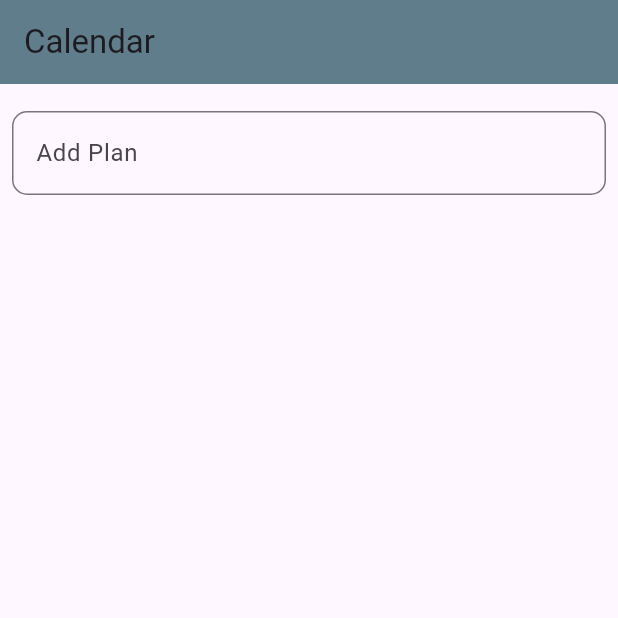
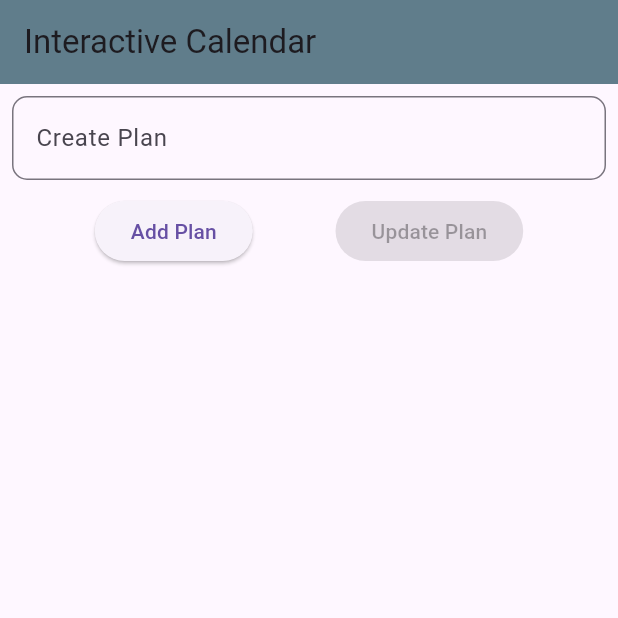
Before and after one commit to amean101/CW4, a Flutter app: the screen it shows after launch, on a phone screen of 412 x 824 dp, the top half of it. Run offline on Flutter 3.47's test engine with Material 3 defaults, Android fonts, the phone set to English and light mode, and no system bars.

Commit message:
implmented add,update, and delete button that displays task

```diff
--- a/lib/home_page.dart
+++ b/lib/home_page.dart
@@ -1,4 +1,3 @@
-
 import 'package:flutter/material.dart';
 
 //Class with plans and completion status
@@ -16,10 +15,10 @@ class PlanManagerScreen extends StatefulWidget {
 }
 
 class _PlanManagerScreenState extends State<PlanManagerScreen> {
-
   //initialized an empty list of plans that user can add to
   final TextEditingController planController = TextEditingController();
   final List<Plans> plans = [];
+  int? editingIndex;
 
   //Method that adds plan
   void _addPlan() {
@@ -45,27 +44,94 @@ class _PlanManagerScreenState extends State<PlanManagerScreen> {
     });
   }
 
+  // Method that gives user ability to edit an existing plan
+  void _editPlan(int index) {
+    setState(() {
+      planController.text = plans[index].plan;
+      editingIndex = index;
+    });
+  }
+
+  //Method that allows users to update edits for an existing plan
+  void _updatePlan() {
+    if (editingIndex != null && planController.text.isNotEmpty) {
+      setState(() {
+        plans[editingIndex!].plan = planController.text;
+        editingIndex = null;
+        planController.clear();
+      });
+    }
+  }
+
   @override
   Widget build(BuildContext context) {
     return Scaffold(
       appBar: AppBar(
         backgroundColor: Colors.blueGrey,
-        title: const Text('Calendar'),
+        title: const Text('Interactive Calendar'),
       ),
       body: Padding(
-        padding: EdgeInsets.all(8.0),
+        padding: const EdgeInsets.all(8.0),
         child: Column(
           children: [
-            SizedBox(height: 10),
-            TextField(decoration: InputDecoration(
-              hintText: 'Add Plan',
-              border: OutlineInputBorder(
-                borderRadius: BorderRadius.all(Radius.circular(10))
-              )
-            ),)
+            TextField(
+              controller: planController,
+              decoration: InputDecoration(
+                hintText: 'Create Plan',
+                border: OutlineInputBorder(
+                  borderRadius: BorderRadius.circular(10),
+                ),
+              ),
+            ),
+            const SizedBox(height: 10),
+            Row(
+              mainAxisAlignment: MainAxisAlignment.spaceEvenly,
+              children: [
+                ElevatedButton(
+                  onPressed: _addPlan,
+                  child: const Text('Add Plan'),
+                ),
+                ElevatedButton(
+                  onPressed: editingIndex != null ? _updatePlan : null,
+                  child: const Text('Update Plan'),
+                ),
+              ],
+            ),
+            const SizedBox(height: 10),
+            Expanded(
+              child: ListView.builder(
+                itemCount: plans.length,
+                itemBuilder: (context, index) {
+                  return Card(
+                    child: ListTile(
+                      title: Text(plans[index].plan),
+                      leading: Checkbox(
+                        value: plans[index].completionStatus,
+                        onChanged: (value) => _togglePlanCompletion(index),
+                      ),
+                      trailing: Row(
+                        mainAxisSize: MainAxisSize.min,
+                        children: [
+                          IconButton(
+                            icon: const Icon(Icons.edit),
+                            onPressed: () => _editPlan(index),
+                          ),
+                          IconButton(
+                            icon: const Icon(Icons.delete),
+                            onPressed: () => _deletePlan(index),
+                          ),
+                        ],
+                      ),
+                    ),
+                  );
+                },
+              ),
+            ),
+
           ],
         ),
-         ),
+      ),
     );
+
   }
 }
```
Also changed, not shown: lib/plans.dart (added).
